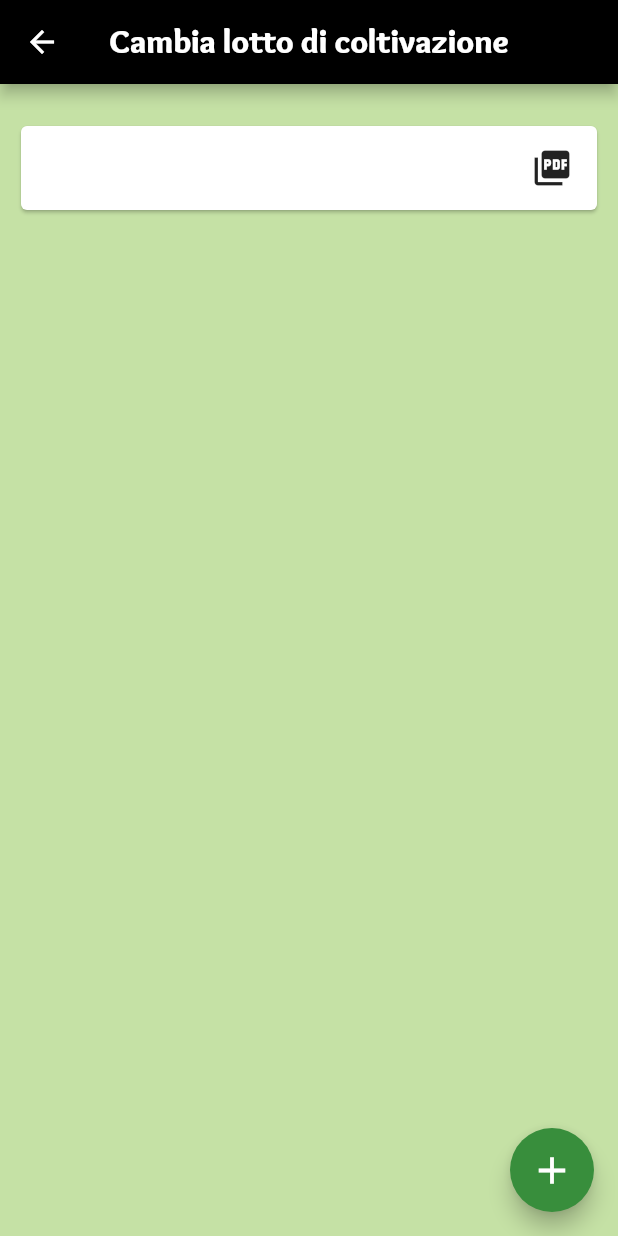
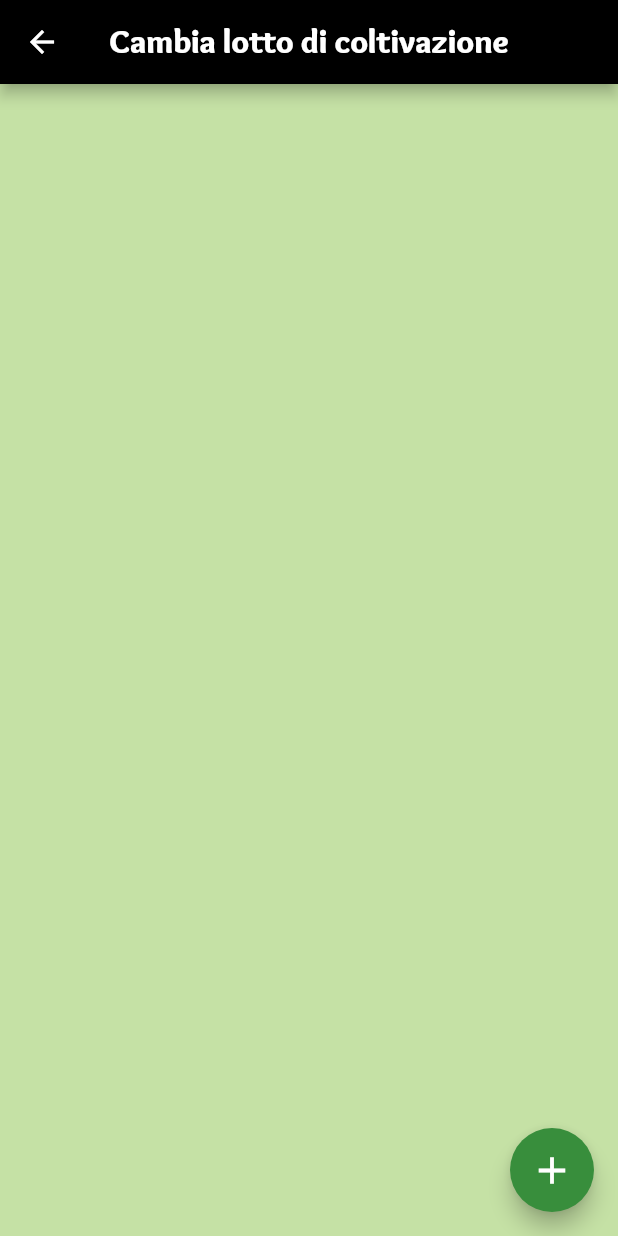
Before and after one commit to alessandrobelottidev/erbanova, a Flutter app: the screen it shows after launch, after a tap on "Cambia lotto di coltivazione", on a phone screen of 412 x 824 dp. Run offline on Flutter 3.47's test engine with Material 2 defaults, Android fonts, the phone set to English and light mode, and no system bars; our stand-ins replace open_file.

Commit message:
Code refactoring

```diff
--- a/lib/Widgets/ListFilesInDirectory.dart
+++ b/lib/Widgets/ListFilesInDirectory.dart
@@ -3,7 +3,6 @@ import 'dart:async';
 import 'package:path/path.dart';
 import 'package:flutter/material.dart';
 import 'package:open_file/open_file.dart';
-import 'package:native_pdf_view/native_pdf_view.dart';
 
 class ListFilesInDirectory extends StatefulWidget {
   final String basePath;
@@ -16,16 +15,12 @@ class ListFilesInDirectory extends StatefulWidget {
 
 class _ListFilesInDirectoryState extends State<ListFilesInDirectory> {
   Future<List<File>> listOfFiles() async {
-    var files = [File("text.txt")];
-
+    List<File> files = [];
     final Directory? _appDocDir =
         Directory('${widget.basePath}/${widget.directory}');
 
     if (_appDocDir != null) {
       List<FileSystemEntity> entities = _appDocDir.listSync();
-
-      files.clear();
-
       for (FileSystemEntity entity in entities) {
         if (entity is File) {
           files.add(entity);
@@ -35,7 +30,7 @@ class _ListFilesInDirectoryState extends State<ListFilesInDirectory> {
     return files;
   }
 
-  var fileList = [File("")];
+  List<File> fileList = [];
 
   @override
   void initState() {
--- a/lib/Widgets/MenuButton.dart
+++ b/lib/Widgets/MenuButton.dart
@@ -13,10 +13,8 @@ class MenuButton extends StatelessWidget {
         padding:
             const EdgeInsets.only(left: 6.0, top: 6.0, right: 6.0, bottom: 6.0),
         child: TextButton(
-          onPressed: () {
-            Navigator.push(
-                context, MaterialPageRoute(builder: (context) => nextTab));
-          },
+          onPressed: () => Navigator.push(
+              context, MaterialPageRoute(builder: (context) => nextTab)),
           child: Text(
             text,
             textAlign: TextAlign.center,
--- a/pubspec.yaml
+++ b/pubspec.yaml
@@ -29,7 +29,6 @@ dependencies:
   path_provider: ^2.0.2
   pdf: ^3.3.0
   open_file: ^3.2.1
-  native_pdf_view: ^4.0.1
 
 dev_dependencies:
   flutter_test:
```
Also changed, not shown: pubspec.lock.
